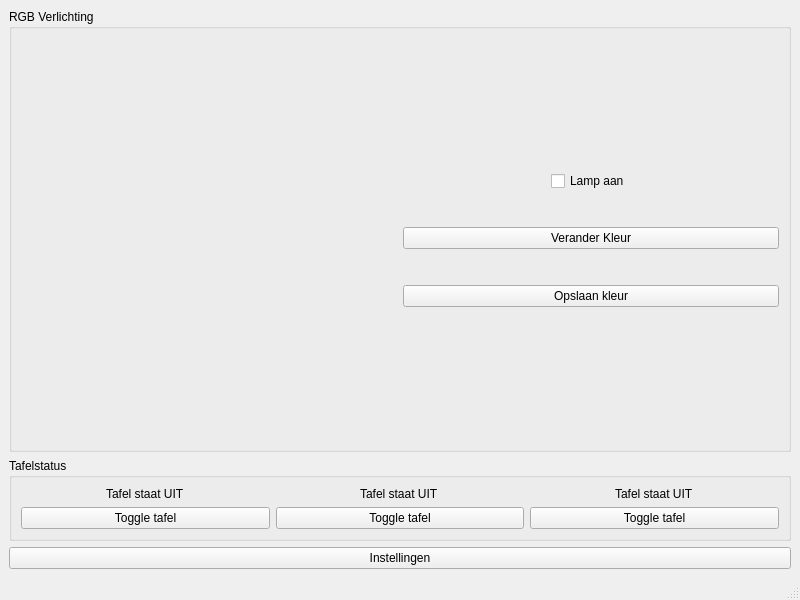
Above: mainwindow.ui from wifiinc/qt-dashboard-application before the change. Below: the same form after it.
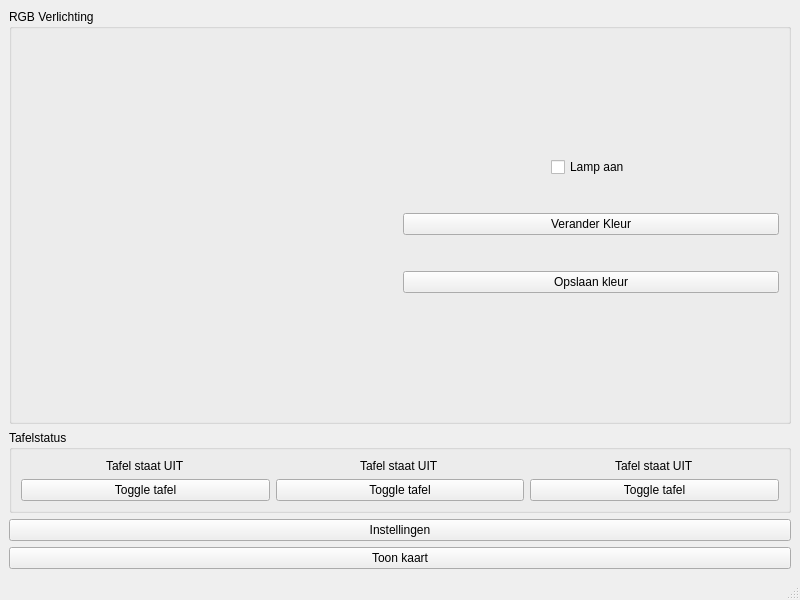
That is the form after the change.

Commit message: Add knop kaart

Patch:
```diff
--- a/mainwindow.ui
+++ b/mainwindow.ui
@@ -187,6 +187,13 @@
       </property>
      </widget>
     </item>
+    <item>
+     <widget class="QPushButton" name="pushButton">
+      <property name="text">
+       <string>Toon kaart</string>
+      </property>
+     </widget>
+    </item>
    </layout>
   </widget>
   <widget class="QMenuBar" name="menubar">
```
The commit also changes 2 other files.
